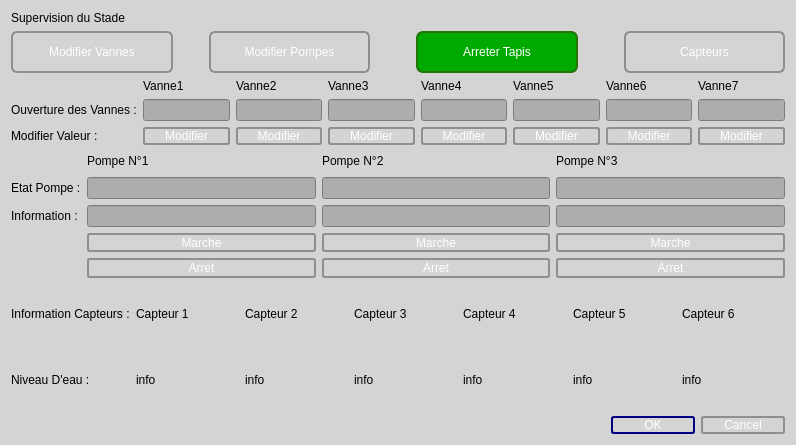
This is supervision.ui in CalmettesT/Projet-BTS as Qt 5 draws it before an edit. The edited form follows.
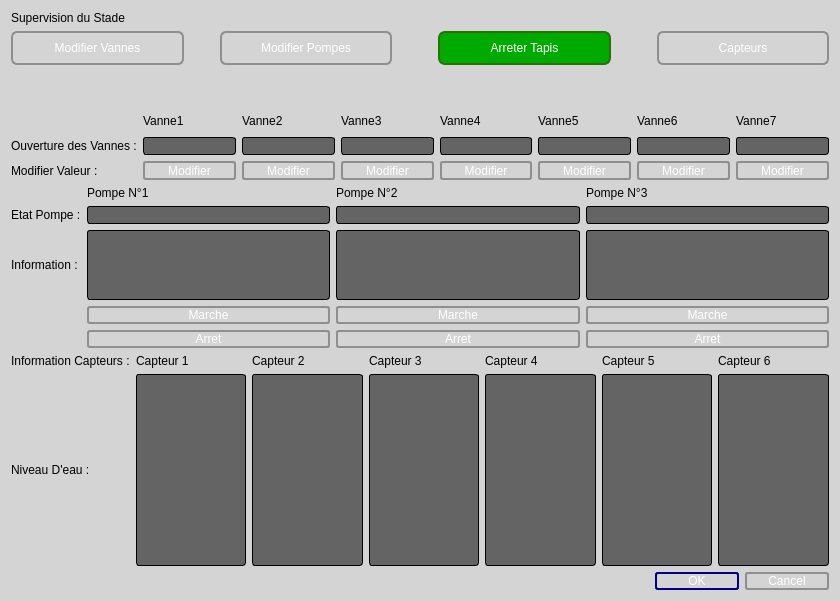
This is the edited form.

Patch:
```diff
--- a/supervision.ui
+++ b/supervision.ui
@@ -6,8 +6,8 @@
    <rect>
     <x>0</x>
     <y>0</y>
-    <width>796</width>
-    <height>445</height>
+    <width>840</width>
+    <height>601</height>
    </rect>
   </property>
   <property name="windowTitle">
@@ -18,7 +18,7 @@
   </property>
   <layout class="QHBoxLayout" name="horizontalLayout_2">
    <item>
-    <layout class="QVBoxLayout" name="verticalLayout" stretch="0,1,0,3,3,2">
+    <layout class="QVBoxLayout" name="verticalLayout" stretch="0,1,0,2,2,2,0">
      <item>
       <widget class="QLabel" name="Titre">
        <property name="styleSheet">
@@ -35,7 +35,7 @@
        <item>
         <widget class="QPushButton" name="BoutonVannes">
          <property name="sizePolicy">
-          <sizepolicy hsizetype="Minimum" vsizetype="Preferred">
+          <sizepolicy hsizetype="Minimum" vsizetype="Minimum">
            <horstretch>0</horstretch>
            <verstretch>0</verstretch>
           </sizepolicy>
@@ -86,7 +86,7 @@
        <item>
         <widget class="QPushButton" name="BoutonPompes">
          <property name="sizePolicy">
-          <sizepolicy hsizetype="Minimum" vsizetype="Preferred">
+          <sizepolicy hsizetype="Minimum" vsizetype="Minimum">
            <horstretch>0</horstretch>
            <verstretch>0</verstretch>
           </sizepolicy>
@@ -137,7 +137,7 @@
        <item>
         <widget class="QPushButton" name="ArreterTapis">
          <property name="sizePolicy">
-          <sizepolicy hsizetype="Minimum" vsizetype="Preferred">
+          <sizepolicy hsizetype="Minimum" vsizetype="Minimum">
            <horstretch>0</horstretch>
            <verstretch>0</verstretch>
           </sizepolicy>
@@ -170,7 +170,7 @@
        <item>
         <widget class="QPushButton" name="BoutonCapteur">
          <property name="sizePolicy">
-          <sizepolicy hsizetype="Minimum" vsizetype="Preferred">
+          <sizepolicy hsizetype="Minimum" vsizetype="Minimum">
            <horstretch>0</horstretch>
            <verstretch>0</verstretch>
           </sizepolicy>
@@ -207,12 +207,28 @@
        </item>
       </layout>
      </item>
+     <item>
+      <spacer name="verticalSpacer">
+       <property name="orientation">
+        <enum>Qt::Vertical</enum>
+       </property>
+       <property name="sizeType">
+        <enum>QSizePolicy::MinimumExpanding</enum>
+       </property>
+       <property name="sizeHint" stdset="0">
+        <size>
+         <width>20</width>
+         <height>40</height>
+        </size>
+       </property>
+      </spacer>
+     </item>
      <item>
       <layout class="QGridLayout" name="gridModifVannes" rowstretch="0,0,0,0" columnstretch="0,0,0,0,0,0,0,0">
        <item row="3" column="4">
         <widget class="QPushButton" name="boutonModifVanne4">
          <property name="sizePolicy">
-          <sizepolicy hsizetype="Preferred" vsizetype="Preferred">
+          <sizepolicy hsizetype="Minimum" vsizetype="Minimum">
            <horstretch>0</horstretch>
            <verstretch>0</verstretch>
           </sizepolicy>
@@ -249,7 +265,7 @@
        <item row="3" column="3">
         <widget class="QPushButton" name="boutonModifVanne3">
          <property name="sizePolicy">
-          <sizepolicy hsizetype="Preferred" vsizetype="Preferred">
+          <sizepolicy hsizetype="Minimum" vsizetype="Minimum">
            <horstretch>0</horstretch>
            <verstretch>0</verstretch>
           </sizepolicy>
@@ -286,7 +302,7 @@
        <item row="3" column="2">
         <widget class="QPushButton" name="boutonModifVanne2">
          <property name="sizePolicy">
-          <sizepolicy hsizetype="Preferred" vsizetype="Preferred">
+          <sizepolicy hsizetype="Minimum" vsizetype="Minimum">
            <horstretch>0</horstretch>
            <verstretch>0</verstretch>
           </sizepolicy>
@@ -323,7 +339,7 @@
        <item row="3" column="1">
         <widget class="QPushButton" name="boutonModifValeurVanne1">
          <property name="sizePolicy">
-          <sizepolicy hsizetype="Preferred" vsizetype="Preferred">
+          <sizepolicy hsizetype="Minimum" vsizetype="Minimum">
            <horstretch>0</horstretch>
            <verstretch>0</verstretch>
           </sizepolicy>
@@ -360,16 +376,26 @@
        <item row="1" column="4">
         <widget class="QLineEdit" name="EditVanne4">
          <property name="styleSheet">
-          <string notr="true">background-color: rgb(173, 172, 175);
-</string>
+          <string notr="true">QLineEdit 
+{
+     border: 1px solid black;
+     border-radius: 3px;
+	background-color: rgb(100,100, 100);
+     selection-background-color: black;
+ }</string>
          </property>
         </widget>
        </item>
        <item row="1" column="2">
         <widget class="QLineEdit" name="EditVanne2">
          <property name="styleSheet">
-          <string notr="true">background-color: rgb(173, 172, 175);
-</string>
+          <string notr="true">QLineEdit 
+{
+     border: 1px solid black;
+     border-radius: 3px;
+	background-color: rgb(100,100, 100);
+     selection-background-color: black;
+ }</string>
          </property>
         </widget>
        </item>
@@ -382,16 +408,26 @@
           </sizepolicy>
          </property>
          <property name="styleSheet">
-          <string notr="true">background-color: rgb(173, 172, 175);
-</string>
+          <string notr="true">QLineEdit 
+{
+     border: 1px solid black;
+     border-radius: 3px;
+	background-color: rgb(100,100, 100);
+     selection-background-color: black;
+ }</string>
          </property>
         </widget>
        </item>
        <item row="1" column="7">
         <widget class="QLineEdit" name="EditVanne7">
          <property name="styleSheet">
-          <string notr="true">background-color: rgb(173, 172, 175);
-</string>
+          <string notr="true">QLineEdit 
+{
+     border: 1px solid black;
+     border-radius: 3px;
+	background-color: rgb(100,100, 100);
+     selection-background-color: black;
+ }</string>
          </property>
         </widget>
        </item>
@@ -458,8 +494,13 @@
        <item row="1" column="5">
         <widget class="QLineEdit" name="EditVanne5">
          <property name="styleSheet">
-          <string notr="true">background-color: rgb(173, 172, 175);
-</string>
+          <string notr="true">QLineEdit 
+{
+     border: 1px solid black;
+     border-radius: 3px;
+	background-color: rgb(100,100, 100);
+     selection-background-color: black;
+ }</string>
          </property>
         </widget>
        </item>
@@ -476,15 +517,20 @@
        <item row="1" column="6">
         <widget class="QLineEdit" name="EditVanne6">
          <property name="styleSheet">
-          <string notr="true">background-color: rgb(173, 172, 175);
-</string>
+          <string notr="true">QLineEdit 
+{
+     border: 1px solid black;
+     border-radius: 3px;
+	background-color: rgb(100,100, 100);
+     selection-background-color: black;
+ }</string>
          </property>
         </widget>
        </item>
        <item row="3" column="5">
         <widget class="QPushButton" name="boutonModifVanne5">
          <property name="sizePolicy">
-          <sizepolicy hsizetype="Preferred" vsizetype="Preferred">
+          <sizepolicy hsizetype="Minimum" vsizetype="Minimum">
            <horstretch>0</horstretch>
            <verstretch>0</verstretch>
           </sizepolicy>
@@ -521,7 +567,7 @@
        <item row="3" column="6">
         <widget class="QPushButton" name="boutonModifVanne6">
          <property name="sizePolicy">
-          <sizepolicy hsizetype="Preferred" vsizetype="Preferred">
+          <sizepolicy hsizetype="Minimum" vsizetype="Minimum">
            <horstretch>0</horstretch>
            <verstretch>0</verstretch>
           </sizepolicy>
@@ -568,7 +614,7 @@
        <item row="3" column="7">
         <widget class="QPushButton" name="boutonModifVanne7">
          <property name="sizePolicy">
-          <sizepolicy hsizetype="Preferred" vsizetype="Preferred">
+          <sizepolicy hsizetype="Minimum" vsizetype="Minimum">
            <horstretch>0</horstretch>
            <verstretch>0</verstretch>
           </sizepolicy>
@@ -615,8 +661,13 @@
        <item row="1" column="3">
         <widget class="QLineEdit" name="EditVanne3">
          <property name="styleSheet">
-          <string notr="true">background-color: rgb(173, 172, 175);
-</string>
+          <string notr="true">QLineEdit 
+{
+     border: 1px solid black;
+     border-radius: 3px;
+	background-color: rgb(100,100, 100);
+     selection-background-color: black;
+ }</string>
          </property>
         </widget>
        </item>
@@ -630,7 +681,7 @@
       </layout>
      </item>
      <item>
-      <layout class="QGridLayout" name="gridModifPompes">
+      <layout class="QGridLayout" name="gridModifPompes" rowstretch="0,0,0,1,1" rowminimumheight="0,0,0,1,1">
        <item row="0" column="0">
         <widget class="QLabel" name="videP">
          <property name="text">
@@ -695,14 +746,6 @@
          </property>
         </widget>
        </item>
-       <item row="2" column="3">
-        <widget class="QLineEdit" name="infoPompe3">
-         <property name="styleSheet">
-          <string notr="true">background-color: rgb(173, 172, 175);
-</string>
-         </property>
-        </widget>
-       </item>
        <item row="2" column="0">
         <widget class="QLabel" name="labelInfoPompe">
          <property name="styleSheet">
@@ -716,8 +759,13 @@
        <item row="1" column="3">
         <widget class="QLineEdit" name="Etatpompe3">
          <property name="styleSheet">
-          <string notr="true">background-color: rgb(173, 172, 175);
-</string>
+          <string notr="true">QLineEdit 
+{
+     border: 1px solid black;
+     border-radius: 3px;
+	background-color: rgb(100,100, 100);
+     selection-background-color: black;
+ }</string>
          </property>
         </widget>
        </item>
@@ -805,35 +853,29 @@
          </property>
         </widget>
        </item>
-       <item row="2" column="2">
-        <widget class="QLineEdit" name="infoPompe2">
-         <property name="styleSheet">
-          <string notr="true">background-color: rgb(173, 172, 175);
-</string>
-         </property>
-        </widget>
-       </item>
        <item row="1" column="2">
         <widget class="QLineEdit" name="Etatpompe2">
          <property name="styleSheet">
-          <string notr="true">background-color: rgb(173, 172, 175);
-</string>
-         </property>
-        </widget>
-       </item>
-       <item row="2" column="1">
-        <widget class="QLineEdit" name="infoPompe1">
-         <property name="styleSheet">
-          <string notr="true">background-color: rgb(173, 172, 175);
-</string>
+          <string notr="true">QLineEdit 
+{
+     border: 1px solid black;
+     border-radius: 3px;
+	background-color: rgb(100,100, 100);
+     selection-background-color: black;
+ }</string>
          </property>
         </widget>
        </item>
        <item row="1" column="1">
         <widget class="QLineEdit" name="Etatpompe1">
          <property name="styleSheet">
-          <string notr="true">background-color: rgb(173, 172, 175);
-</string>
+          <string notr="true">QLineEdit 
+{
+     border: 1px solid black;
+     border-radius: 3px;
+	background-color: rgb(100,100, 100);
+     selection-background-color: black;
+ }</string>
          </property>
         </widget>
        </item>
@@ -958,27 +1000,131 @@
          </property>
         </widget>
        </item>
+       <item row="2" column="1">
+        <widget class="QPlainTextEdit" name="infoPompe1">
+         <property name="sizePolicy">
+          <sizepolicy hsizetype="Preferred" vsizetype="Preferred">
+           <horstretch>0</horstretch>
+           <verstretch>0</verstretch>
+          </sizepolicy>
+         </property>
+         <property name="styleSheet">
+          <string notr="true">QPlainTextEdit
+{
+     border: 1px solid black;
+     border-radius: 3px;
+	background-color: rgb(100,100, 100);
+     selection-background-color: black;
+ }</string>
+         </property>
+        </widget>
+       </item>
+       <item row="2" column="2">
+        <widget class="QPlainTextEdit" name="infoPompe2">
+         <property name="sizePolicy">
+          <sizepolicy hsizetype="Preferred" vsizetype="Preferred">
+           <horstretch>0</horstretch>
+           <verstretch>0</verstretch>
+          </sizepolicy>
+         </property>
+         <property name="styleSheet">
+          <string notr="true">QPlainTextEdit
+{
+     border: 1px solid black;
+     border-radius: 3px;
+	background-color: rgb(100,100, 100);
+     selection-background-color: black;
+ }</string>
+         </property>
+        </widget>
+       </item>
+       <item row="2" column="3">
+        <widget class="QPlainTextEdit" name="infoPompe3">
+         <property name="sizePolicy">
+          <sizepolicy hsizetype="Preferred" vsizetype="Preferred">
+           <horstretch>0</horstretch>
+           <verstretch>0</verstretch>
+          </sizepolicy>
+         </property>
+         <property name="styleSheet">
+          <string notr="true">QPlainTextEdit
+{
+     border: 1px solid black;
+     border-radius: 3px;
+	background-color: rgb(100,100, 100);
+     selection-background-color: black;
+ }</string>
+         </property>
+        </widget>
+       </item>
       </layout>
      </item>
      <item>
-      <layout class="QGridLayout" name="gridCapteur">
-       <item row="0" column="5">
-        <widget class="QLabel" name="labelCapteur5">
+      <layout class="QGridLayout" name="gridCapteur" rowstretch="0,0">
+       <item row="0" column="0">
+        <widget class="QLabel" name="labelInfoCapteur">
          <property name="styleSheet">
           <string notr="true">color: rgb(0, 0, 0);</string>
          </property>
          <property name="text">
-          <string>Capteur 5</string>
+          <string>Information Capteurs :</string>
          </property>
         </widget>
        </item>
-       <item row="0" column="2">
-        <widget class="QLabel" name="labelCapteur2">
+       <item row="1" column="2">
+        <widget class="QPlainTextEdit" name="nivEauCap2">
+         <property name="sizePolicy">
+          <sizepolicy hsizetype="Preferred" vsizetype="Fixed">
+           <horstretch>0</horstretch>
+           <verstretch>0</verstretch>
+          </sizepolicy>
+         </property>
          <property name="styleSheet">
-          <string notr="true">color: rgb(0, 0, 0);</string>
+          <string notr="true">QPlainTextEdit
+{
+     border: 1px solid black;
+     border-radius: 3px;
+	background-color: rgb(100,100, 100);
+     selection-background-color: black;
+ }</string>
          </property>
-         <property name="text">
-          <string>Capteur 2</string>
+        </widget>
+       </item>
+       <item row="1" column="6">
+        <widget class="QPlainTextEdit" name="nivEauCap6">
+         <property name="sizePolicy">
+          <sizepolicy hsizetype="Preferred" vsizetype="Fixed">
+           <horstretch>0</horstretch>
+           <verstretch>0</verstretch>
+          </sizepolicy>
+         </property>
+         <property name="styleSheet">
+          <string notr="true">QPlainTextEdit
+{
+     border: 1px solid black;
+     border-radius: 3px;
+	background-color: rgb(100,100, 100);
+     selection-background-color: black;
+ }</string>
+         </property>
+        </widget>
+       </item>
+       <item row="1" column="3">
+        <widget class="QPlainTextEdit" name="nivEauCap3">
+         <property name="sizePolicy">
+          <sizepolicy hsizetype="Preferred" vsizetype="Fixed">
+           <horstretch>0</horstretch>
+           <verstretch>0</verstretch>
+          </sizepolicy>
+         </property>
+         <property name="styleSheet">
+          <string notr="true">QPlainTextEdit
+{
+     border: 1px solid black;
+     border-radius: 3px;
+	background-color: rgb(100,100, 100);
+     selection-background-color: black;
+ }</string>
          </property>
         </widget>
        </item>
@@ -992,23 +1138,51 @@
          </property>
         </widget>
        </item>
-       <item row="0" column="6">
-        <widget class="QLabel" name="labelCapteur6">
+       <item row="1" column="5">
+        <widget class="QPlainTextEdit" name="nivEauCap5">
+         <property name="sizePolicy">
+          <sizepolicy hsizetype="Preferred" vsizetype="Fixed">
+           <horstretch>0</horstretch>
+           <verstretch>0</verstretch>
+          </sizepolicy>
+         </property>
          <property name="styleSheet">
-          <string notr="true">color: rgb(0, 0, 0);</string>
+          <string notr="true">QPlainTextEdit
+{
+     border: 1px solid black;
+     border-radius: 3px;
+	background-color: rgb(100,100, 100);
+     selection-background-color: black;
+ }</string>
          </property>
-         <property name="text">
-          <string>Capteur 6</string>
+        </widget>
+       </item>
+       <item row="1" column="4">
+        <widget class="QPlainTextEdit" name="nivEauCap4">
+         <property name="sizePolicy">
+          <sizepolicy hsizetype="Preferred" vsizetype="Fixed">
+           <horstretch>0</horstretch>
+           <verstretch>0</verstretch>
+          </sizepolicy>
          </property>
+         <property name="styleSheet">
+          <string notr="true">QPlainTextEdit
+{
+     border: 1px solid black;
+     border-radius: 3px;
+	background-color: rgb(100,100, 100);
+     selection-background-color: black;
+ }</string>
+         </property>
         </widget>
        </item>
-       <item row="0" column="3">
-        <widget class="QLabel" name="labelCapteur3">
+       <item row="0" column="5">
+        <widget class="QLabel" name="labelCapteur5">
          <property name="styleSheet">
           <string notr="true">color: rgb(0, 0, 0);</string>
          </property>
          <property name="text">
-          <string>Capteur 3</string>
+          <string>Capteur 5</string>
          </property>
         </widget>
        </item>
@@ -1022,66 +1196,6 @@
          </property>
         </widget>
        </item>
-       <item row="1" column="2">
-        <widget class="QLabel" name="nivEauCap2">
-         <property name="styleSheet">
-          <string notr="true">color: rgb(0, 0, 0);</string>
-         </property>
-         <property name="text">
-          <string>info</string>
-         </property>
-        </widget>
-       </item>
-       <item row="1" column="1">
-        <widget class="QLabel" name="nivEauCap1">
-         <property name="styleSheet">
-          <string notr="true">color: rgb(0, 0, 0);</string>
-         </property>
-         <property name="text">
-          <string>info</string>
-         </property>
-        </widget>
-       </item>
-       <item row="1" column="5">
-        <widget class="QLabel" name="nivEauCap5">
-         <property name="styleSheet">
-          <string notr="true">color: rgb(0, 0, 0);</string>
-         </property>
-         <property name="text">
-          <string>info</string>
-         </property>
-        </widget>
-       </item>
-       <item row="1" column="3">
-        <widget class="QLabel" name="nivEauCap3">
-         <property name="styleSheet">
-          <string notr="true">color: rgb(0, 0, 0);</string>
-         </property>
-         <property name="text">
-          <string>info</string>
-         </property>
-        </widget>
-       </item>
-       <item row="1" column="6">
-        <widget class="QLabel" name="nivEauCap6">
-         <property name="styleSheet">
-          <string notr="true">color: rgb(0, 0, 0);</string>
-         </property>
-         <property name="text">
-          <string>info</string>
-         </property>
-        </widget>
-       </item>
-       <item row="1" column="4">
-        <widget class="QLabel" name="nivEauCap4">
-         <property name="styleSheet">
-          <string notr="true">color: rgb(0, 0, 0);</string>
-         </property>
-         <property name="text">
-          <string>info</string>
-         </property>
-        </widget>
-       </item>
        <item row="1" column="0">
         <widget class="QLabel" name="label">
          <property name="styleSheet">
@@ -1092,13 +1206,52 @@
          </property>
         </widget>
        </item>
-       <item row="0" column="0">
-        <widget class="QLabel" name="labelInfoCapteur">
+       <item row="0" column="3">
+        <widget class="QLabel" name="labelCapteur3">
          <property name="styleSheet">
           <string notr="true">color: rgb(0, 0, 0);</string>
          </property>
          <property name="text">
-          <string>Information Capteurs :</string>
+          <string>Capteur 3</string>
+         </property>
+        </widget>
+       </item>
+       <item row="0" column="2">
+        <widget class="QLabel" name="labelCapteur2">
+         <property name="styleSheet">
+          <string notr="true">color: rgb(0, 0, 0);</string>
+         </property>
+         <property name="text">
+          <string>Capteur 2</string>
+         </property>
+        </widget>
+       </item>
+       <item row="0" column="6">
+        <widget class="QLabel" name="labelCapteur6">
+         <property name="styleSheet">
+          <string notr="true">color: rgb(0, 0, 0);</string>
+         </property>
+         <property name="text">
+          <string>Capteur 6</string>
+         </property>
+        </widget>
+       </item>
+       <item row="1" column="1">
+        <widget class="QPlainTextEdit" name="nivEauCap1">
+         <property name="sizePolicy">
+          <sizepolicy hsizetype="Preferred" vsizetype="Fixed">
+           <horstretch>0</horstretch>
+           <verstretch>0</verstretch>
+          </sizepolicy>
+         </property>
+         <property name="styleSheet">
+          <string notr="true">QPlainTextEdit
+{
+     border: 1px solid black;
+     border-radius: 3px;
+	background-color: rgb(100,100, 100);
+     selection-background-color: black;
+ }</string>
          </property>
         </widget>
        </item>
```
Left out of the diff: 8 changed lines with no effect on the pictures.
